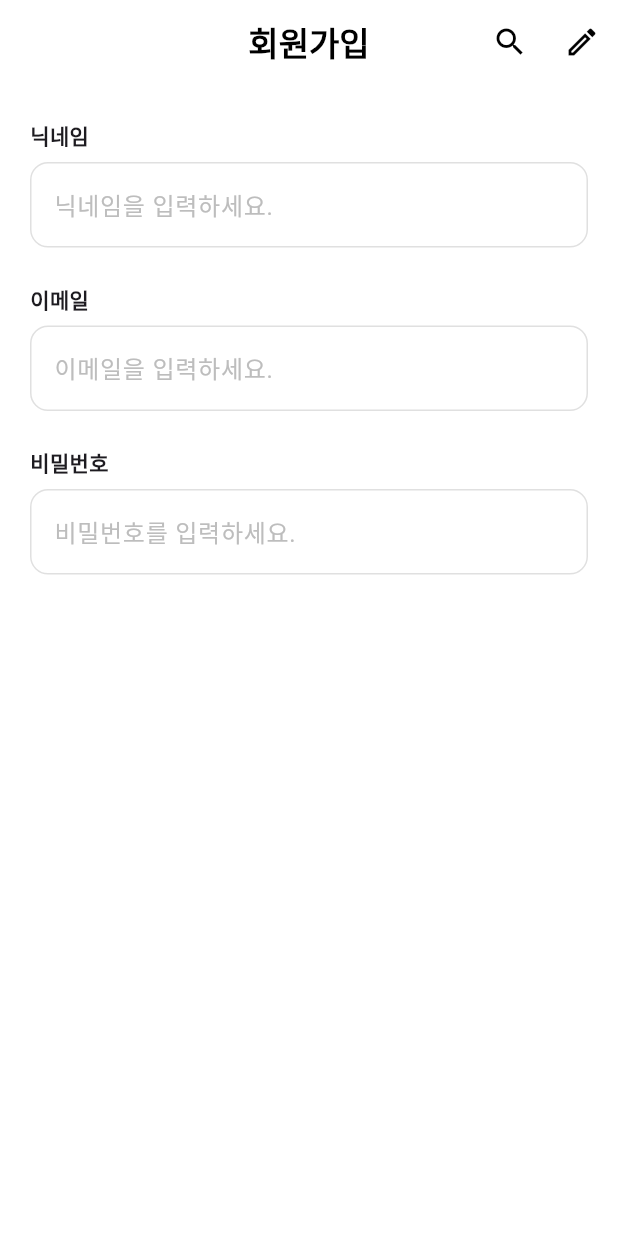
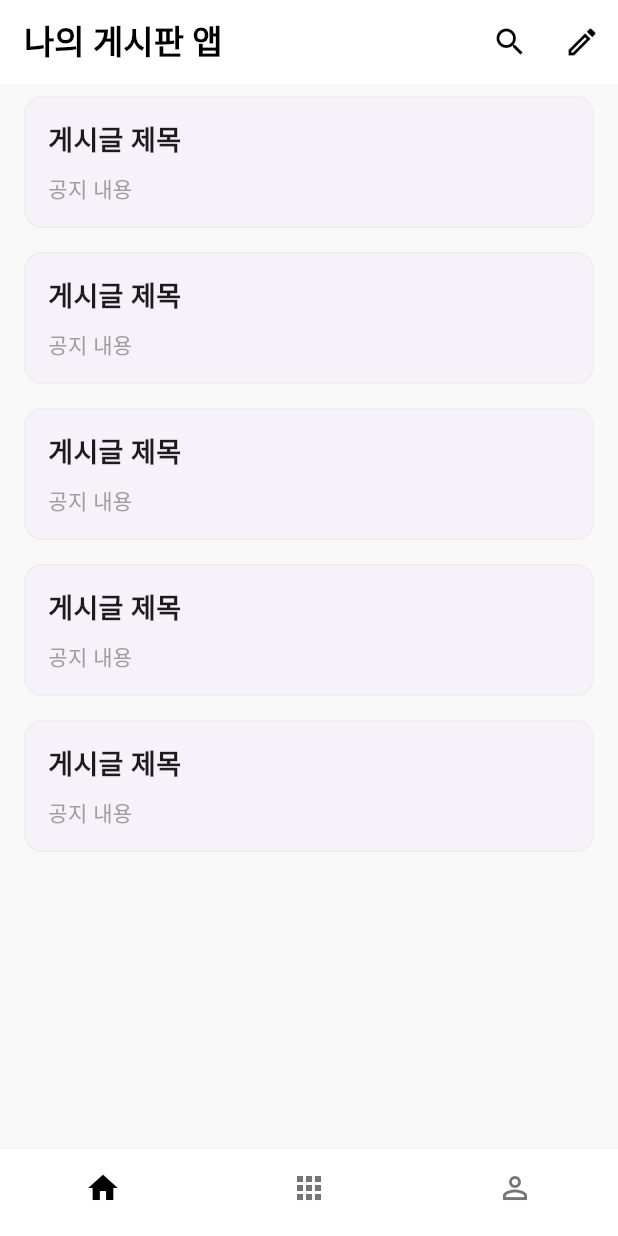
Before and after one commit to kms0922/figma_to_flutter, a Flutter app: the screen it shows after launch, on a phone screen of 412 x 824 dp. Run offline on Flutter 3.47's test engine with Material 3 defaults, Android fonts, the phone set to English and light mode, and no system bars.

Commit message:
figma to flutter

```diff
--- a/lib/main.dart
+++ b/lib/main.dart
@@ -1,5 +1,6 @@
 import 'package:flutter/material.dart';
 import 'package:figma_to_flutter/screens/sign_up.dart';
+import 'package:figma_to_flutter/screens/main_feed_screen.dart';
 
 void main() {
   runApp(const MyApp());
@@ -12,7 +13,8 @@ class MyApp extends StatelessWidget {
   Widget build(BuildContext context) {
     return const MaterialApp(
       debugShowCheckedModeBanner: false,
-      home: SignUpScreen(),
+      // home: SignUpScreen(),
+      home: MainFeedScreen(),
     );
   }
 }
--- /dev/null
+++ b/lib/screens/main_feed_screen.dart
@@ -0,0 +1,119 @@
+// [lib/screens/main_feed_screen.dart]
+
+import 'package:flutter/material.dart';
+import 'package:figma_to_flutter/widgets/post_card.dart'; // 방금 만든 PostCard를 가져옵니다.
+
+class MainFeedScreen extends StatefulWidget {
+  const MainFeedScreen({super.key});
+
+  @override
+  State<MainFeedScreen> createState() => _MainFeedScreenState();
+}
+
+class _MainFeedScreenState extends State<MainFeedScreen> {
+  int _selectedIndex = 0; // 하단 탭의 선택된 인덱스
+
+  // --- 테스트를 위한 임시 데이터 ---
+  // 나중에는 이 데이터를 서버나 데이터베이스에서 가져오게 됩니다.
+  final List<Map<String, String?>> posts = [
+    {
+      "title": "게시글 제목",
+      "content": "공지 내용",
+      "imageUrl": null, // 이미지가 없는 게시글
+    },
+    {
+      "title": "게시글 제목",
+      "content": "공지 내용",
+      "imageUrl": null,
+    },
+    {
+      "title": "게시글 제목",
+      "content": "공지 내용",
+      "imageUrl": null,
+    },
+    {
+      "title": "게시글 제목",
+      "content": "공지 내용",
+      "imageUrl": null,
+    },
+    {
+      "title": "게시글 제목",
+      "content": "공지 내용",
+      "imageUrl": null,
+    },
+  ];
+  // --- 임시 데이터 끝 ---
+
+  void _onItemTapped(int index) {
+    setState(() {
+      _selectedIndex = index;
+    });
+    // TODO: 탭에 따라 다른 동작을 하도록 구현 (예: 화면 이동)
+  }
+
+  @override
+  Widget build(BuildContext context) {
+    return Scaffold(
+      // 화면 배경색을 디자인과 비슷하게 연한 회색으로 설정
+      backgroundColor: const Color(0xFFF9F9F9),
+      appBar: AppBar(
+        // AppBar 배경색 및 스타일
+        backgroundColor: Colors.white,
+        foregroundColor: Colors.black, // 아이콘과 글자색
+        elevation: 0, // 그림자 제거
+        title: const Text(
+          '나의 게시판 앱', //
+          style: TextStyle(fontWeight: FontWeight.bold),
+        ),
+        actions: [
+          // 오른쪽 아이콘 버튼들
+          IconButton(
+            onPressed: () {},
+            icon: const Icon(Icons.search),
+          ),
+          IconButton(
+            onPressed: () {},
+            icon: const Icon(Icons.edit_outlined),
+          ),
+        ],
+      ),
+      body: ListView.builder(
+        itemCount: posts.length, // 데이터 리스트의 길이만큼
+        itemBuilder: (context, index) {
+          // 각 항목에 대해 PostCard 위젯을 반환
+          final post = posts[index];
+          return PostCard(
+            title: post['title']!,
+            content: post['content']!,
+            imageUrl: post['imageUrl'],
+          );
+        },
+      ),
+      // 하단 네비게이션 바
+      bottomNavigationBar: BottomNavigationBar(
+        items: const <BottomNavigationBarItem>[
+          BottomNavigationBarItem(
+            icon: Icon(Icons.home),
+            label: '홈',
+          ),
+          BottomNavigationBarItem(
+            icon: Icon(Icons.apps),
+            label: '메뉴',
+          ),
+          BottomNavigationBarItem(
+            icon: Icon(Icons.person_outline), // person 아이콘
+            label: '프로필',
+          ),
+        ],
+        currentIndex: _selectedIndex,
+        selectedItemColor: Colors.black, // 선택된 아이콘 색상
+        unselectedItemColor: Colors.grey[600], // 선택되지 않은 아이콘 색상
+        onTap: _onItemTapped,
+        showSelectedLabels: false,   // 선택된 라벨 숨기기
+        showUnselectedLabels: false, // 선택되지 않은 라벨 숨기기
+        backgroundColor: Colors.white,
+        elevation: 1.0, // 약간의 그림자
+      ),
+    );
+  }
+}
--- a/lib/screens/sign_up.dart
+++ b/lib/screens/sign_up.dart
@@ -14,7 +14,7 @@ class SignUpScreen extends StatelessWidget {
         foregroundColor: Colors.black,
         elevation: 0,
         title: const Text(
-          '회원가입',
+          '회원',
           style: TextStyle(
             fontWeight: FontWeight.bold,
           ),
@@ -32,14 +32,14 @@ class SignUpScreen extends StatelessWidget {
         ],
       ),
       body: const Padding(
-        padding: EdgeInsets.symmetric(horizontal: 20.0, vertical: 24.0), // 상하 여백 추가
+        padding: EdgeInsets.symmetric(horizontal: 20.0, vertical: 24.0),
         child: Column(
           children: [
             CustomTextField(
               label: '닉네임',
               hintText: '닉네임을 입력하세요.',
             ),
-            SizedBox(height: 24), // 각 입력 필드 사이의 간격
+            SizedBox(height: 24),
             CustomTextField(
               label: '이메일',
               hintText: '이메일을 입력하세요.',
--- /dev/null
+++ b/lib/widgets/post_card.dart
@@ -0,0 +1,78 @@
+// [lib/widgets/post_card.dart]
+
+import 'package:flutter/material.dart';
+// 1. 상세 스크린 import 하기
+import 'package:figma_to_flutter/screens/post_detail_screen.dart';
+
+class PostCard extends StatelessWidget {
+  final String title;
+  final String content;
+  final String? imageUrl;
+
+  const PostCard({
+    super.key,
+    required this.title,
+    required this.content,
+    this.imageUrl,
+  });
+
+  @override
+  Widget build(BuildContext context) {
+    // 2. InkWell 위젯으로 Card를 감싸서 탭 효과와 이벤트를 추가합니다.
+    return InkWell(
+      // 3. 탭(tap) 이벤트 핸들러
+      onTap: () {
+        // Navigator.push를 사용해 새 화면으로 이동합니다.
+        Navigator.push(
+          context,
+          MaterialPageRoute(
+            builder: (context) => const PostDetailScreen(),
+          ),
+        );
+      },
+      child: Card(
+        margin: const EdgeInsets.symmetric(horizontal: 16.0, vertical: 8.0),
+        elevation: 0,
+        shape: RoundedRectangleBorder(
+          borderRadius: BorderRadius.circular(12.0),
+          side: const BorderSide(color: Color(0xFFEEEEEE), width: 1),
+        ),
+        child: Padding(
+          padding: const EdgeInsets.all(16.0),
+          child: Column(
+            crossAxisAlignment: CrossAxisAlignment.start,
+            children: [
+              if (imageUrl != null)
+                Padding(
+                  padding: const EdgeInsets.only(bottom: 16.0),
+                  child: ClipRRect(
+                    borderRadius: BorderRadius.circular(8.0),
+                    child: Image.network(
+                      imageUrl!,
+                      width: double.infinity,
+                      fit: BoxFit.cover,
+                    ),
+                  ),
+                ),
+              Text(
+                title,
+                style: const TextStyle(
+                  fontSize: 18,
+                  fontWeight: FontWeight.bold,
+                ),
+              ),
+              const SizedBox(height: 8),
+              Text(
+                content,
+                style: const TextStyle(
+                  fontSize: 14,
+                  color: Colors.grey,
+                ),
+              ),
+            ],
+          ),
+        ),
+      ),
+    );
+  }
+}
```
Also changed, not shown: lib/screens/post_detail_screen.dart (added, +114 -0 lines).
